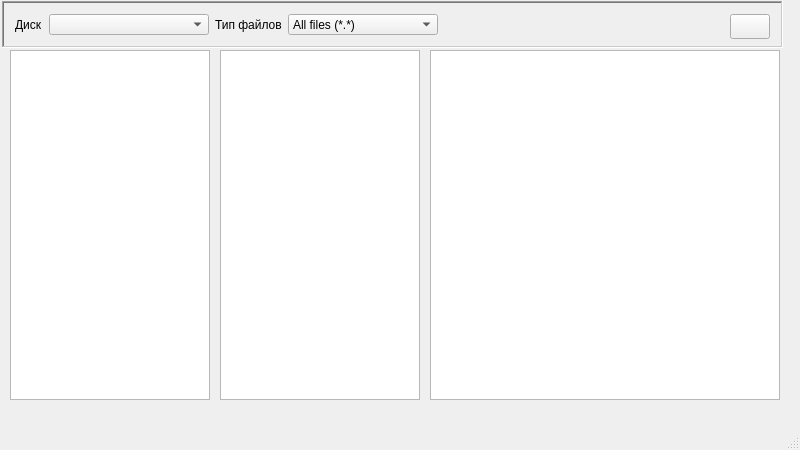
This is Programming/4_sem (OVP)/Lab5/mainwindow.ui in Anastasia1111/Labs as Qt 5 draws it before an edit. The edited form follows.
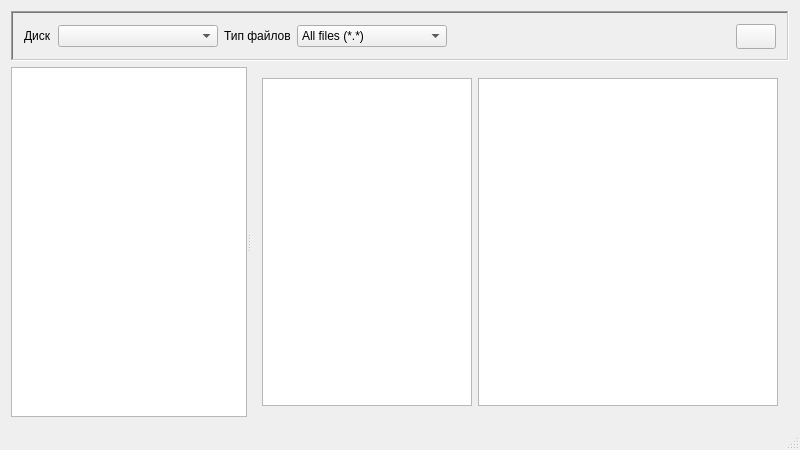
This is the edited form. Icons and pictures are not drawn.

Commit message:
Сделал 5-ю лабу по ОВП
Всё выглядит и работает как говно, но это не баг, а фича

Diff of the .ui file:
```diff
--- a/Programming/4_sem (OVP)/Lab5/mainwindow.ui
+++ b/Programming/4_sem (OVP)/Lab5/mainwindow.ui
@@ -16,50 +16,33 @@
     <verstretch>0</verstretch>
    </sizepolicy>
   </property>
+  <property name="minimumSize">
+   <size>
+    <width>800</width>
+    <height>450</height>
+   </size>
+  </property>
   <property name="windowTitle">
    <string>FileExplorer</string>
   </property>
   <widget class="QWidget" name="centralWidget">
-   <widget class="QTreeView" name="treeView">
-    <property name="geometry">
-     <rect>
-      <x>10</x>
-      <y>50</y>
-      <width>200</width>
-      <height>350</height>
-     </rect>
-    </property>
-    <property name="sizePolicy">
-     <sizepolicy hsizetype="Fixed" vsizetype="Fixed">
-      <horstretch>0</horstretch>
-      <verstretch>0</verstretch>
-     </sizepolicy>
-    </property>
-    <property name="maximumSize">
-     <size>
-      <width>200</width>
-      <height>16777215</height>
-     </size>
-    </property>
-    <attribute name="headerCascadingSectionResizes">
-     <bool>false</bool>
-    </attribute>
-   </widget>
+   <layout class="QGridLayout" name="gridLayout_3">
+    <item row="0" column="0" rowspan="2" colspan="2">
+     <layout class="QVBoxLayout" name="verticalLayout">
+      <item>
    <widget class="QFrame" name="frame">
-    <property name="geometry">
-     <rect>
-      <x>2</x>
-      <y>1</y>
-      <width>781</width>
-      <height>47</height>
-     </rect>
-    </property>
     <property name="sizePolicy">
      <sizepolicy hsizetype="MinimumExpanding" vsizetype="Minimum">
       <horstretch>0</horstretch>
       <verstretch>0</verstretch>
      </sizepolicy>
     </property>
+        <property name="maximumSize">
+         <size>
+          <width>16777215</width>
+          <height>50</height>
+         </size>
+        </property>
     <property name="frameShape">
      <enum>QFrame::WinPanel</enum>
     </property>
@@ -159,38 +142,49 @@
      </item>
     </layout>
    </widget>
-   <widget class="QListWidget" name="listWidget">
-    <property name="geometry">
-     <rect>
-      <x>220</x>
-      <y>50</y>
-      <width>200</width>
-      <height>350</height>
-     </rect>
-    </property>
-    <property name="sizePolicy">
-     <sizepolicy hsizetype="Fixed" vsizetype="Fixed">
-      <horstretch>0</horstretch>
-      <verstretch>0</verstretch>
-     </sizepolicy>
-    </property>
-   </widget>
+      </item>
+      <item>
+       <widget class="QSplitter" name="splitter">
+        <property name="orientation">
+         <enum>Qt::Horizontal</enum>
+        </property>
+        <widget class="QTreeView" name="treeView">
+         <attribute name="headerCascadingSectionResizes">
+          <bool>false</bool>
+         </attribute>
+        </widget>
+        <widget class="QWidget" name="">
+         <layout class="QHBoxLayout" name="horizontalLayout_2">
+          <item>
+           <widget class="QListView" name="listView">
+            <property name="minimumSize">
+             <size>
+              <width>0</width>
+              <height>300</height>
+             </size>
+            </property>
+           </widget>
+          </item>
+          <item>
    <widget class="QGraphicsView" name="graphicsView">
-    <property name="geometry">
-     <rect>
-      <x>430</x>
-      <y>50</y>
-      <width>350</width>
-      <height>350</height>
-     </rect>
-    </property>
-    <property name="sizePolicy">
-     <sizepolicy hsizetype="Fixed" vsizetype="Fixed">
-      <horstretch>0</horstretch>
-      <verstretch>0</verstretch>
-     </sizepolicy>
-    </property>
-   </widget>
+            <property name="minimumSize">
+             <size>
+              <width>300</width>
+              <height>300</height>
+             </size>
+            </property>
+            <property name="sizeAdjustPolicy">
+             <enum>QAbstractScrollArea::AdjustIgnored</enum>
+            </property>
+           </widget>
+          </item>
+         </layout>
+        </widget>
+       </widget>
+      </item>
+     </layout>
+    </item>
+   </layout>
   </widget>
   <widget class="QStatusBar" name="statusBar"/>
   <widget class="QMenuBar" name="menuBar">
```
Left out of the diff: 10 changed lines with no effect on the pictures. Lines whose indentation alone changed are shown as unchanged. The commit also changes 2 other files.
